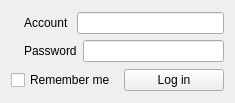
First picture: the form in Software/AccountWindow.ui, repository Orange-hanter/Marvie, before the edit.
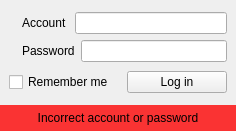
Second picture: the form after the edit. Icons and pictures are not drawn.

```diff
--- a/Software/AccountWindow.ui
+++ b/Software/AccountWindow.ui
@@ -6,13 +6,43 @@
    <rect>
     <x>0</x>
     <y>0</y>
-    <width>235</width>
-    <height>103</height>
+    <width>236</width>
+    <height>131</height>
    </rect>
   </property>
   <property name="windowTitle">
    <string>Form</string>
   </property>
+  <layout class="QVBoxLayout" name="verticalLayout_3" stretch="0,0">
+   <property name="spacing">
+    <number>0</number>
+   </property>
+   <property name="leftMargin">
+    <number>0</number>
+   </property>
+   <property name="topMargin">
+    <number>0</number>
+   </property>
+   <property name="rightMargin">
+    <number>0</number>
+   </property>
+   <property name="bottomMargin">
+    <number>0</number>
+   </property>
+   <item>
+    <widget class="QWidget" name="widget" native="true">
+     <property name="minimumSize">
+      <size>
+       <width>0</width>
+       <height>105</height>
+      </size>
+     </property>
+     <property name="maximumSize">
+      <size>
+       <width>16777215</width>
+       <height>105</height>
+      </size>
+     </property>
   <layout class="QVBoxLayout" name="verticalLayout">
    <item>
     <layout class="QHBoxLayout" name="horizontalLayout_4">
@@ -108,6 +138,86 @@
       </widget>
      </item>
     </layout>
+      </item>
+     </layout>
+    </widget>
+   </item>
+   <item>
+    <widget class="QLabel" name="messageLabel">
+     <property name="palette">
+      <palette>
+       <active>
+        <colorrole role="Base">
+         <brush brushstyle="SolidPattern">
+          <color alpha="255">
+           <red>46</red>
+           <green>47</green>
+           <blue>48</blue>
+          </color>
+         </brush>
+        </colorrole>
+        <colorrole role="Window">
+         <brush brushstyle="SolidPattern">
+          <color alpha="255">
+           <red>250</red>
+           <green>51</green>
+           <blue>51</blue>
+          </color>
+         </brush>
+        </colorrole>
+       </active>
+       <inactive>
+        <colorrole role="Base">
+         <brush brushstyle="SolidPattern">
+          <color alpha="255">
+           <red>46</red>
+           <green>47</green>
+           <blue>48</blue>
+          </color>
+         </brush>
+        </colorrole>
+        <colorrole role="Window">
+         <brush brushstyle="SolidPattern">
+          <color alpha="255">
+           <red>250</red>
+           <green>51</green>
+           <blue>51</blue>
+          </color>
+         </brush>
+        </colorrole>
+       </inactive>
+       <disabled>
+        <colorrole role="Base">
+         <brush brushstyle="SolidPattern">
+          <color alpha="255">
+           <red>250</red>
+           <green>51</green>
+           <blue>51</blue>
+          </color>
+         </brush>
+        </colorrole>
+        <colorrole role="Window">
+         <brush brushstyle="SolidPattern">
+          <color alpha="255">
+           <red>250</red>
+           <green>51</green>
+           <blue>51</blue>
+          </color>
+         </brush>
+        </colorrole>
+       </disabled>
+      </palette>
+     </property>
+     <property name="autoFillBackground">
+      <bool>true</bool>
+     </property>
+     <property name="text">
+      <string>Incorrect account or password</string>
+     </property>
+     <property name="alignment">
+      <set>Qt::AlignCenter</set>
+     </property>
+    </widget>
    </item>
   </layout>
  </widget>
```
Lines whose indentation alone changed are shown as unchanged.
